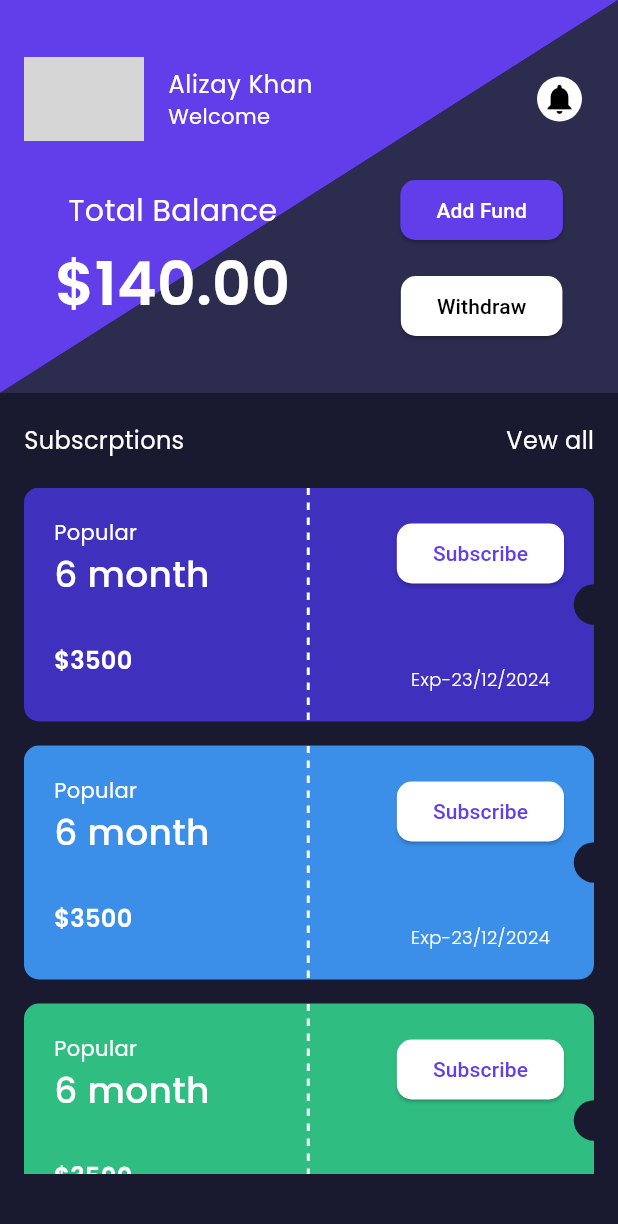
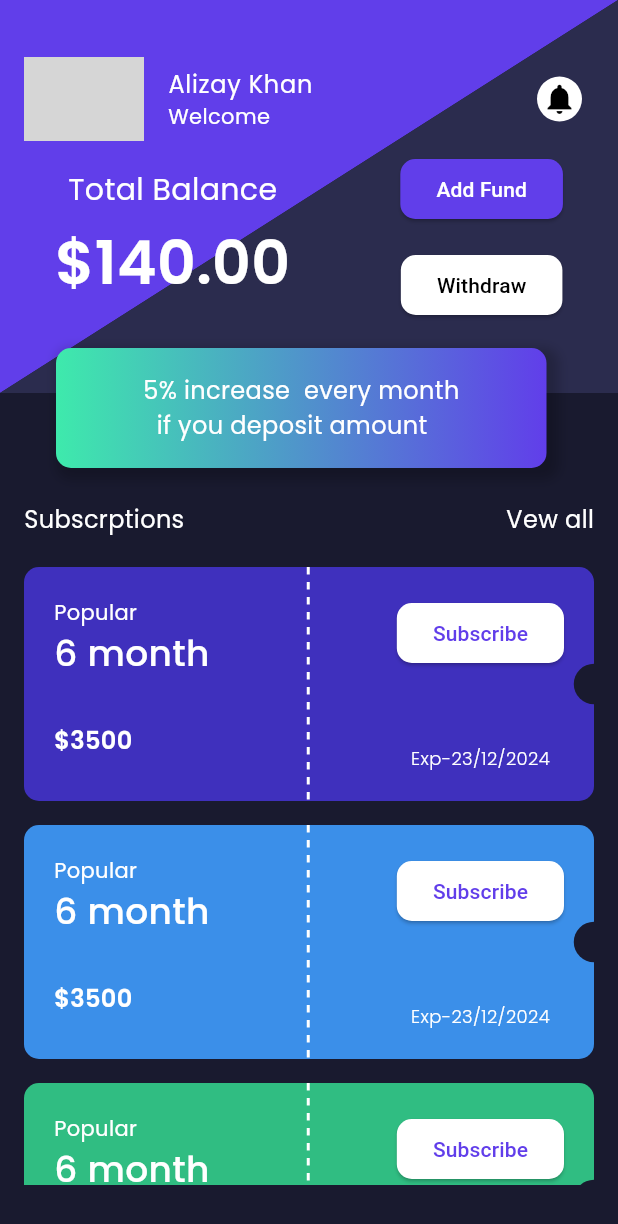
Before and after one commit to ba138/data, a Flutter app: the LoginView screen opened by its route, after a tap on "Login", on a phone screen of 412 x 824 dp. Shown: the top 1224 px of the screen. Run offline on Flutter 3.47's test engine with Material 3 defaults, Android fonts, the phone set to English and light mode, and no system bars; our stand-ins replace another_flushbar, fluttertoast, google_fonts; network calls fail; grey boxes are pictures that could not be loaded.

Commit message:
deposit percentage popUp

```diff
--- a/lib/main.dart
+++ b/lib/main.dart
@@ -20,7 +20,7 @@ class MyApp extends StatelessWidget {
           elevation: 0,
         ),
       ),
-      initialRoute: RoutesName.splash,
+      initialRoute: RoutesName.home,
       onGenerateRoute: Routes.generateRoute,
     );
   }
--- a/lib/view/home/home_view.dart
+++ b/lib/view/home/home_view.dart
@@ -24,6 +24,7 @@ class _HomeViewState extends State<HomeView> {
           height: 262.0,
           width: double.infinity,
           child: Stack(
+            clipBehavior: Clip.none,
             children: [
               CustomPaint(
                 painter: TrianglePainter(),
@@ -78,7 +79,6 @@ class _HomeViewState extends State<HomeView> {
                       ),
                     ),
                   ),
-                  const VerticalSpeacing(14.0),
                   Row(
                     mainAxisAlignment: MainAxisAlignment.spaceAround,
                     children: [
@@ -151,10 +151,65 @@ class _HomeViewState extends State<HomeView> {
                   ),
                 ],
               ),
+              Positioned(
+                bottom: -50, // Adjust this value as needed
+                left: MediaQuery.of(context).size.width / 3 -
+                    100, // Centers the container horizontally
+                child: Container(
+                  height: 80,
+                  width: 327,
+                  decoration: BoxDecoration(
+                    gradient: const LinearGradient(
+                      begin: Alignment.centerLeft,
+                      end: Alignment.centerRight,
+                      colors: [
+                        Color(0xFF3EEAAC),
+                        Color(0xFF613EEA),
+                      ],
+                    ),
+                    boxShadow: const [
+                      BoxShadow(
+                        color: Color(0x33000000),
+                        offset: Offset(4, 4),
+                        blurRadius: 6,
+                        spreadRadius: 4,
+                      ),
+                    ],
+                    borderRadius: BorderRadius.circular(10),
+                  ),
+                  child: Center(
+                    child: Text.rich(
+                      TextSpan(
+                          text: '5% increase  every month\n',
+                          style: GoogleFonts.getFont(
+                            "Poppins",
+                            textStyle: const TextStyle(
+                              color: AppColor.whiteColor,
+                              fontSize: 16.0,
+                              fontWeight: FontWeight.w400,
+                            ),
+                          ),
+                          children: [
+                            TextSpan(
+                              text: '  if you deposit amount',
+                              style: GoogleFonts.getFont(
+                                "Poppins",
+                                textStyle: const TextStyle(
+                                  color: AppColor.whiteColor,
+                                  fontSize: 16.0,
+                                  fontWeight: FontWeight.w400,
+                                ),
+                              ),
+                            ),
+                          ]),
+                    ),
+                  ),
+                ),
+              ),
             ],
           ),
         ),
-        const VerticalSpeacing(20.0),
+        const VerticalSpeacing(73.0),
         Padding(
           padding: const EdgeInsets.only(left: 16.0, right: 16.0),
           child: Row(
@@ -192,7 +247,7 @@ class _HomeViewState extends State<HomeView> {
         Padding(
           padding: const EdgeInsets.only(left: 16.0, right: 16.0),
           child: SizedBox(
-            height: MediaQuery.of(context).size.height / 1.8,
+            height: MediaQuery.of(context).size.height / 2,
             child: const SingleChildScrollView(
               scrollDirection: Axis.vertical,
               child: Column(
```
